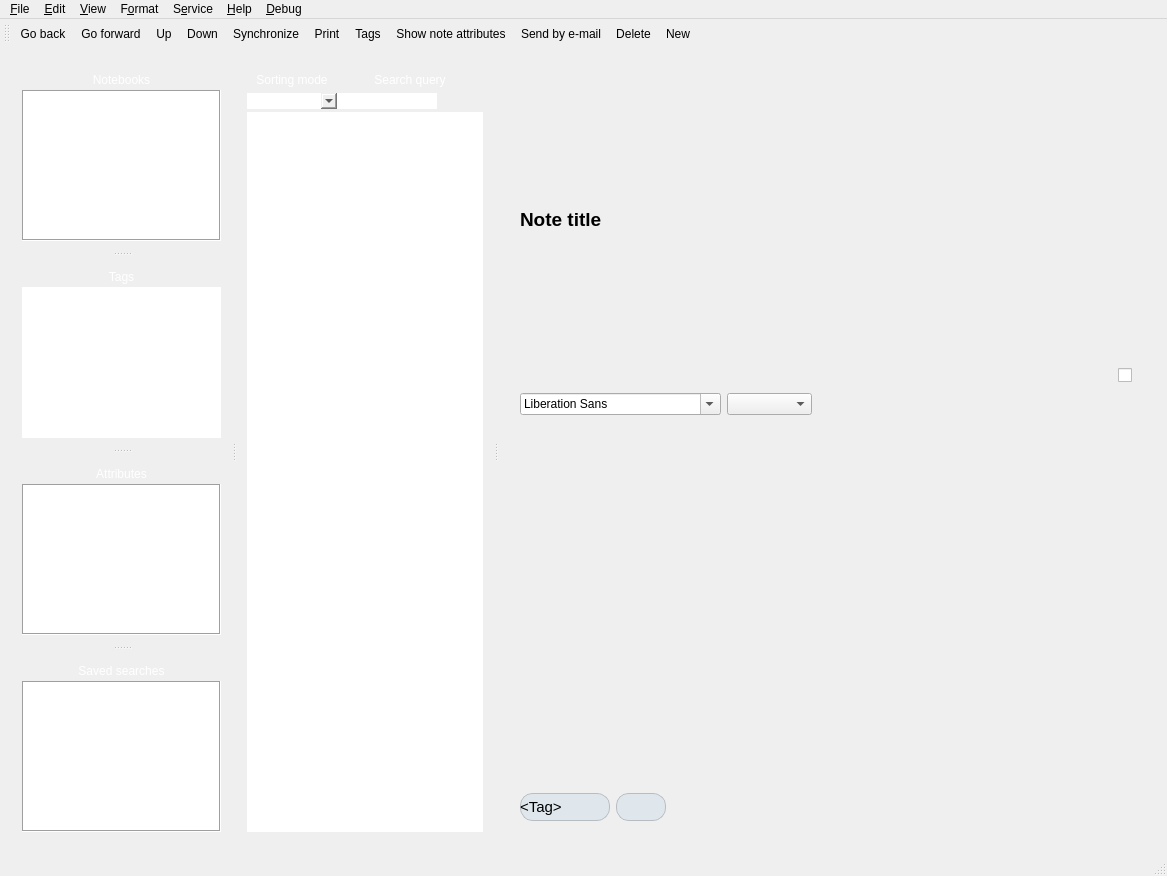
This is gui/src/MainWindow.ui in d1vanov/quentier as Qt 5 draws it before an edit. The edited form follows.
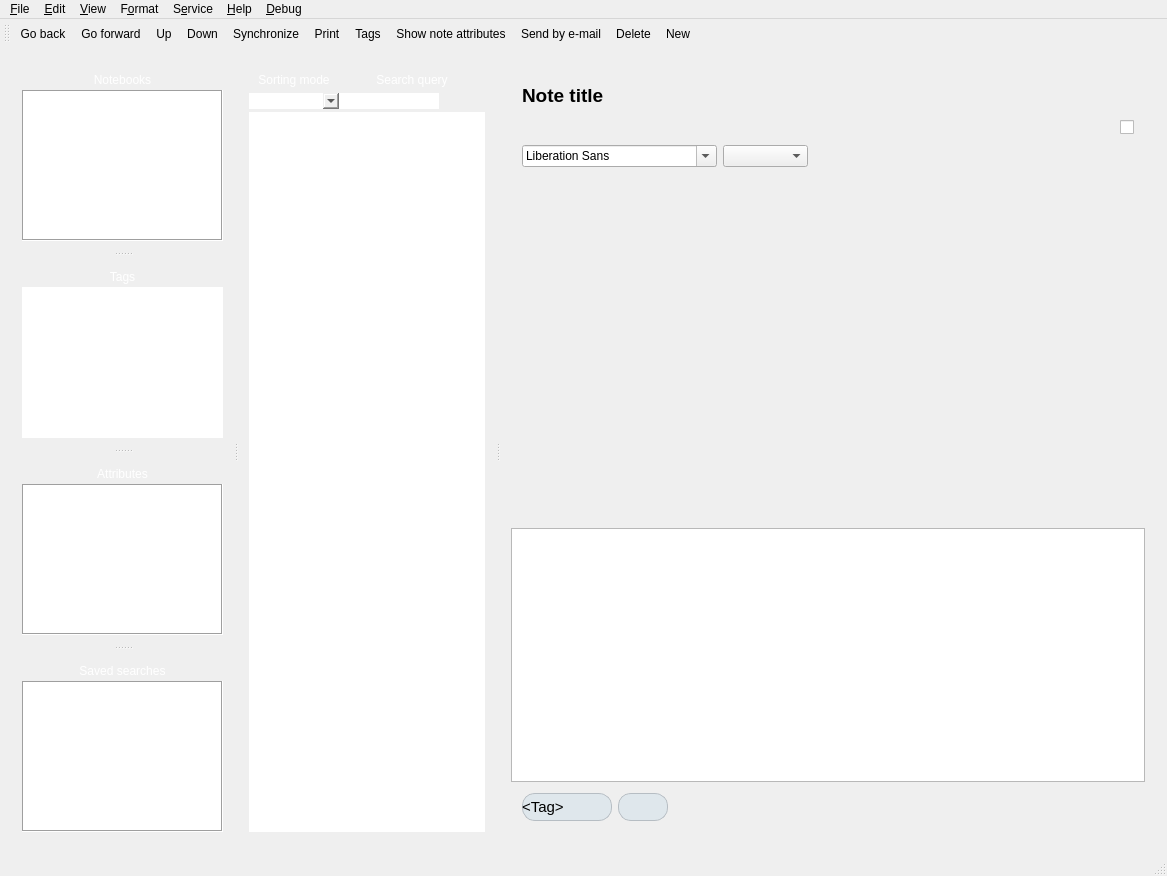
This is the edited form. Icons and pictures are not drawn. Custom widgets are drawn as their Qt base class.

Commit message: Implement note html source viewer widget

Patch:
```diff
--- a/gui/src/MainWindow.ui
+++ b/gui/src/MainWindow.ui
@@ -812,14 +812,14 @@
              <item>
               <widget class="QFontComboBox" name="fontComboBox">
                <property name="sizePolicy">
-                <sizepolicy hsizetype="Fixed" vsizetype="Fixed">
+                <sizepolicy hsizetype="Minimum" vsizetype="Fixed">
                  <horstretch>0</horstretch>
                  <verstretch>0</verstretch>
                 </sizepolicy>
                </property>
                <property name="minimumSize">
                 <size>
-                 <width>201</width>
+                 <width>180</width>
                  <height>0</height>
                 </size>
                </property>
@@ -990,7 +990,7 @@
           <property name="minimumSize">
            <size>
             <width>0</width>
-            <height>300</height>
+            <height>350</height>
            </size>
           </property>
           <property name="mouseTracking">
@@ -1001,6 +1001,16 @@
           </property>
          </widget>
         </item>
+        <item>
+         <widget class="QPlainTextEdit" name="noteSourceView">
+          <property name="acceptDrops">
+           <bool>false</bool>
+          </property>
+          <property name="readOnly">
+           <bool>true</bool>
+          </property>
+         </widget>
+        </item>
         <item>
          <widget class="QWidget" name="tagNameLabelsContainerWidget" native="true">
           <property name="sizePolicy">
```
Left out of the diff: 47 changed lines with no effect on the pictures. The commit also changes 2 other files.
